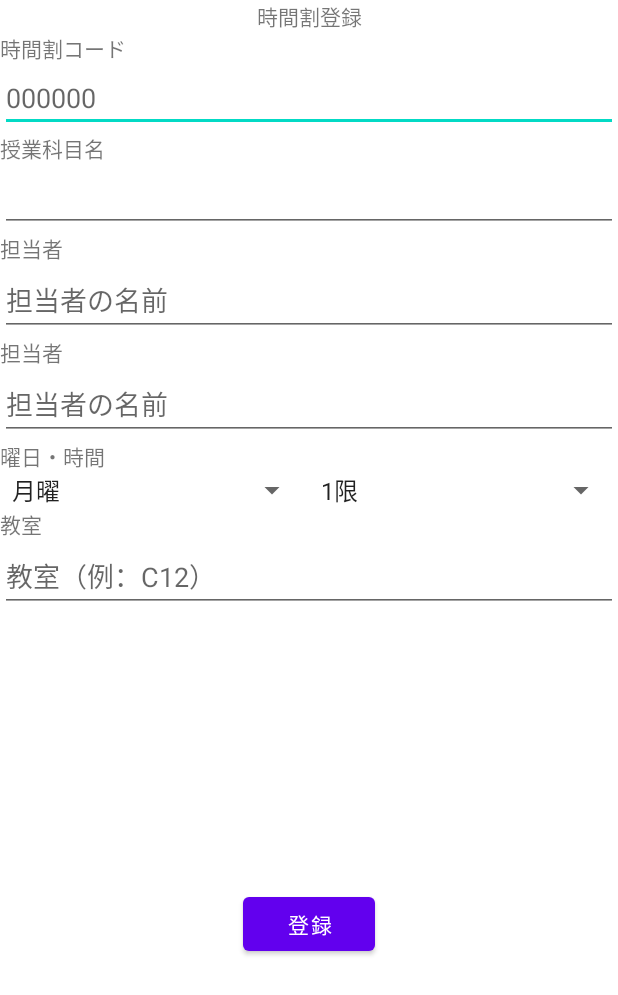
After one commit to intinfo-tsudoi/TomidaiApp, an Android app: the TimetableRegistrationActivity screen opened directly, with no data from a screen before it, on a phone screen of 412 x 824 dp. The commit adds this screen. Shown: the top 995 px of the screen. Run offline under Robolectric (Android 15) with nearby library versions, the phone set to English and light mode, and no system bars.

Commit message:
時間割の枠作成、メイン画面修正、設定追加（、時間割登録画面作成）

```diff
--- a/app/src/main/AndroidManifest.xml
+++ b/app/src/main/AndroidManifest.xml
@@ -16,7 +16,9 @@
         android:roundIcon="@mipmap/ic_launcher_round"
         android:supportsRtl="true"
         android:theme="@style/Theme.TomidaiApp">
-        <activity android:name=".LinksMainActivity"></activity>
+        <activity android:name=".TimetableActivity"></activity>
+        <activity android:name=".TimetableRegistrationActivity" />
+        <activity android:name=".LinksMainActivity" />
         <!--
              The API key for Google Maps-based APIs is defined as a string resource.
              (See the file "res/values/google_maps_api.xml").
--- /dev/null
+++ b/app/src/main/java/com/dryad/tomidaiapp/TimetableRegistrationActivity.kt
@@ -0,0 +1,33 @@
+package com.dryad.tomidaiapp
+
+import androidx.appcompat.app.AppCompatActivity
+import android.os.Bundle
+import android.widget.ArrayAdapter
+import android.widget.Spinner
+
+class TimetableRegistrationActivity : AppCompatActivity() {
+    // 選択肢
+    private val spinnerDayOfWeek = arrayOf("月曜", "火曜", "水曜", "木曜", "金曜")
+    private val spinnerPeriodOfTime = arrayOf("1限", "2限", "3限", "4限", "5限", "6限", "7限")
+
+    override fun onCreate(savedInstanceState: Bundle?) {
+        super.onCreate(savedInstanceState)
+        setContentView(R.layout.activity_timetable_registration)
+
+        // Spinnerの取得
+        val spinner = findViewById<Spinner>(R.id.spinner)
+        val spinner2 = findViewById<Spinner>(R.id.spinner2)
+
+        // Adapterの生成
+        val adapter1 = ArrayAdapter(this, android.R.layout.simple_spinner_item, spinnerDayOfWeek)
+        val adapter2 = ArrayAdapter(this, android.R.layout.simple_spinner_item, spinnerPeriodOfTime)
+
+        // 選択肢の各項目のレイアウト
+        adapter1.setDropDownViewResource(android.R.layout.simple_spinner_dropdown_item)
+        adapter2.setDropDownViewResource(android.R.layout.simple_spinner_dropdown_item)
+
+        // AdapterをSpinnerのAdapterとして設定
+        spinner.adapter = adapter1
+        spinner2.adapter = adapter2
+    }
+}
--- /dev/null
+++ b/app/src/main/res/layout/activity_timetable_registration.xml
@@ -0,0 +1,142 @@
+<?xml version="1.0" encoding="utf-8"?>
+<androidx.constraintlayout.widget.ConstraintLayout xmlns:android="http://schemas.android.com/apk/res/android"
+    xmlns:app="http://schemas.android.com/apk/res-auto"
+    xmlns:tools="http://schemas.android.com/tools"
+    android:layout_width="match_parent"
+    android:layout_height="match_parent"
+    tools:context=".TimetableRegistrationActivity">
+
+    <TextView
+        android:id="@+id/textView"
+        android:layout_width="wrap_content"
+        android:layout_height="wrap_content"
+        android:text="時間割登録"
+        app:layout_constraintEnd_toEndOf="parent"
+        app:layout_constraintStart_toStartOf="parent"
+        app:layout_constraintTop_toTopOf="parent" />
+
+    <TextView
+        android:id="@+id/textView2"
+        android:layout_width="match_parent"
+        android:layout_height="wrap_content"
+        android:text="時間割コード"
+        app:layout_constraintStart_toStartOf="parent"
+        app:layout_constraintTop_toBottomOf="@+id/textView" />
+
+    <EditText
+        android:id="@+id/editTextNumber"
+        android:layout_width="match_parent"
+        android:layout_height="wrap_content"
+        android:ems="10"
+        android:hint="000000"
+        android:inputType="number"
+        app:layout_constraintStart_toStartOf="parent"
+        app:layout_constraintTop_toBottomOf="@+id/textView2" />
+
+    <TextView
+        android:id="@+id/textView3"
+        android:layout_width="match_parent"
+        android:layout_height="wrap_content"
+        android:text="授業科目名"
+        app:layout_constraintStart_toStartOf="parent"
+        app:layout_constraintTop_toBottomOf="@+id/editTextNumber" />
+
+    <EditText
+        android:id="@+id/editText"
+        android:layout_width="match_parent"
+        android:layout_height="wrap_content"
+        android:ems="10"
+        android:inputType="text"
+        app:layout_constraintStart_toStartOf="parent"
+        app:layout_constraintTop_toBottomOf="@+id/textView3" />
+
+    <TextView
+        android:id="@+id/textView4"
+        android:layout_width="match_parent"
+        android:layout_height="wrap_content"
+        android:text="担当者"
+        app:layout_constraintStart_toStartOf="parent"
+        app:layout_constraintTop_toBottomOf="@+id/editText" />
+
+    <EditText
+        android:id="@+id/editText2"
+        android:layout_width="match_parent"
+        android:layout_height="wrap_content"
+        android:ems="10"
+        android:hint="担当者の名前"
+        android:inputType="text"
+        app:layout_constraintStart_toStartOf="parent"
+        app:layout_constraintTop_toBottomOf="@+id/textView4" />
+
+    <TextView
+        android:id="@+id/textView5"
+        android:layout_width="match_parent"
+        android:layout_height="wrap_content"
+        android:text="担当者"
+        app:layout_constraintStart_toStartOf="parent"
+        app:layout_constraintTop_toBottomOf="@+id/editText2" />
+
+    <EditText
+        android:id="@+id/editText3"
+        android:layout_width="match_parent"
+        android:layout_height="wrap_content"
+        android:ems="10"
+        android:hint="担当者の名前"
+        android:inputType="text"
+        app:layout_constraintStart_toStartOf="parent"
+        app:layout_constraintTop_toBottomOf="@+id/textView5" />
+
+    <TextView
+        android:id="@+id/textView6"
+        android:layout_width="match_parent"
+        android:layout_height="wrap_content"
+        android:text="曜日・時間"
+        app:layout_constraintStart_toStartOf="parent"
+        app:layout_constraintTop_toBottomOf="@+id/editText3" />
+
+    <Spinner
+        android:id="@+id/spinner"
+        android:layout_width="205dp"
+        android:layout_height="wrap_content"
+        app:layout_constraintStart_toStartOf="parent"
+        app:layout_constraintTop_toBottomOf="@+id/textView6" />
+
+    <Spinner
+        android:id="@+id/spinner2"
+        android:layout_width="205dp"
+        android:layout_height="wrap_content"
+        android:layout_marginStart="205dp"
+        android:layout_marginLeft="205dp"
+        app:layout_constraintEnd_toEndOf="parent"
+        app:layout_constraintStart_toStartOf="parent"
+        app:layout_constraintTop_toBottomOf="@+id/textView6" />
+
+    <TextView
+        android:id="@+id/textView7"
+        android:layout_width="match_parent"
+        android:layout_height="wrap_content"
+        android:text="教室"
+        app:layout_constraintStart_toStartOf="parent"
+        app:layout_constraintTop_toBottomOf="@+id/spinner" />
+
+    <EditText
+        android:id="@+id/editText4"
+        android:layout_width="match_parent"
+        android:layout_height="wrap_content"
+        android:ems="10"
+        android:hint="教室（例：C12）"
+        android:inputType="text"
+        app:layout_constraintStart_toStartOf="parent"
+        app:layout_constraintTop_toBottomOf="@+id/textView7" />
+
+    <Button
+        android:id="@+id/button3"
+        android:layout_width="wrap_content"
+        android:layout_height="wrap_content"
+        android:text="登録"
+        app:layout_constraintBottom_toBottomOf="parent"
+        app:layout_constraintEnd_toEndOf="parent"
+        app:layout_constraintStart_toStartOf="parent"
+        app:layout_constraintTop_toBottomOf="@+id/editText4" />
+
+</androidx.constraintlayout.widget.ConstraintLayout>
```
Also changed, not shown: app/src/main/java/com/dryad/tomidaiapp/MainActivity.kt (+10 -0 lines), app/src/main/java/com/dryad/tomidaiapp/TimetableActivity.kt (added, +19 -0 lines), app/src/main/res/layout/activity_main.xml (+70 -7 lines), app/src/main/res/layout/activity_timetable.xml (added, +336 -0 lines), app/src/main/res/drawable/icon_setting.png (added).
